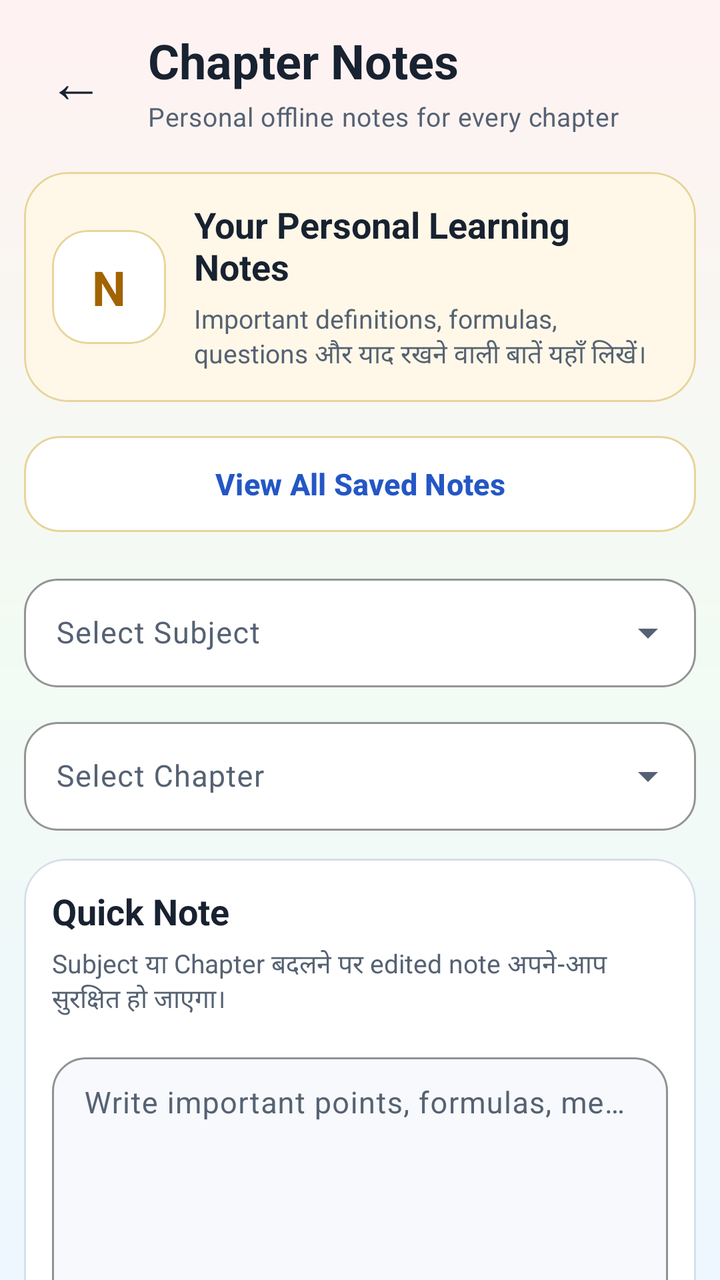
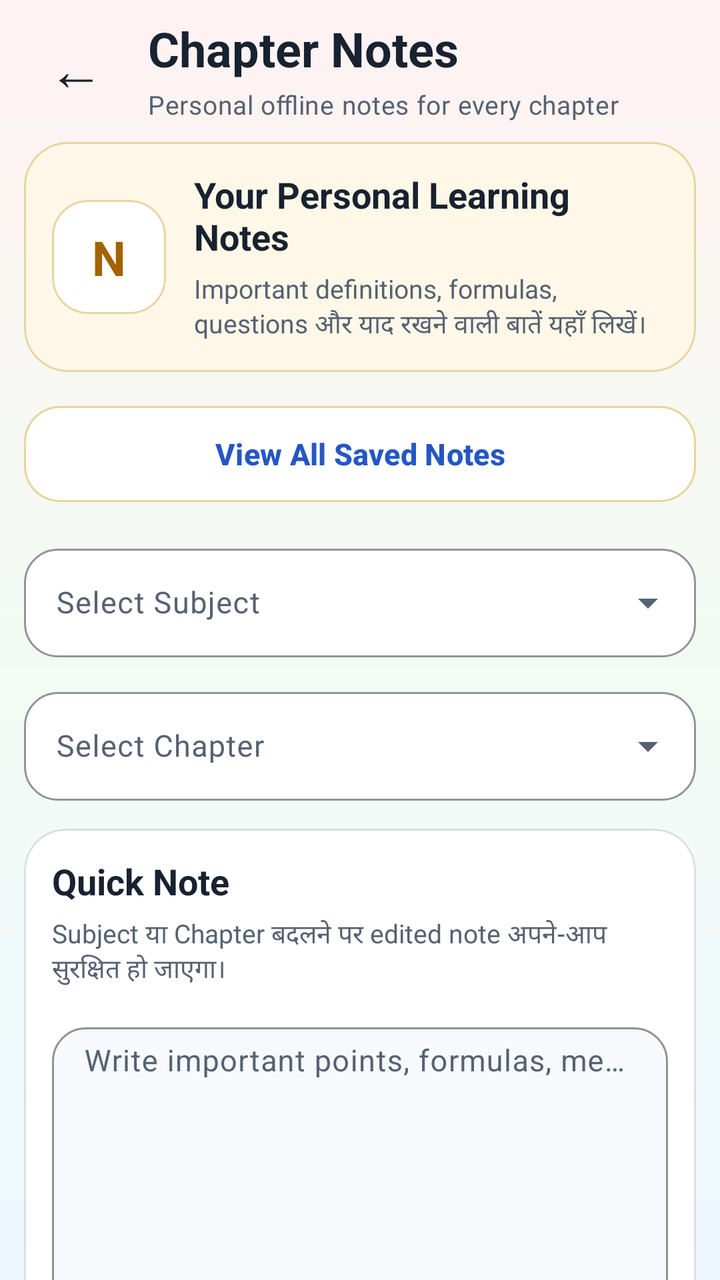

The first picture is an Android layout as it rendered before a commit; the second is the same layout after the commit. The layout source and the unified diff follow.
<!-- AndroidManifest.xml: application theme Theme.StudySaathi -->
<!-- res/layout/activity_chapter_notes.xml -->
<?xml version="1.0" encoding="utf-8"?>
<androidx.coordinatorlayout.widget.CoordinatorLayout xmlns:android="http://schemas.android.com/apk/res/android"
    xmlns:app="http://schemas.android.com/apk/res-auto"
    android:id="@+id/chapterNotesRoot"
    android:layout_width="match_parent"
    android:layout_height="match_parent"
    android:background="@drawable/bg_app_soft_mix">

    <androidx.core.widget.NestedScrollView
        android:id="@+id/contentChapterNotes"
        android:layout_width="match_parent"
        android:layout_height="match_parent"
        android:clipToPadding="false"
        android:fillViewport="true"
        android:overScrollMode="never">

        <LinearLayout
            android:layout_width="match_parent"
            android:layout_height="wrap_content"
            android:orientation="vertical"
            android:paddingStart="12dp"
            android:paddingTop="14dp"
            android:paddingEnd="12dp"
            android:paddingBottom="12dp">

            <LinearLayout
                android:layout_width="match_parent"
                android:layout_height="wrap_content"
                android:gravity="center_vertical"
                android:orientation="horizontal">

                <com.google.android.material.button.MaterialButton
                    android:id="@+id/buttonBack"
                    style="@style/Widget.Material3.Button.TextButton"
                    android:layout_width="52dp"
                    android:layout_height="52dp"
                    android:contentDescription="@string/back"
                    android:insetLeft="0dp"
                    android:insetTop="0dp"
                    android:insetRight="0dp"
                    android:insetBottom="0dp"
                    android:minWidth="0dp"
                    android:text="←"
                    android:textColor="@color/ss_text_primary"
                    android:textSize="28sp"
                    app:cornerRadius="16dp" />

                <LinearLayout
                    android:layout_width="0dp"
                    android:layout_height="wrap_content"
                    android:layout_marginStart="10dp"
                    android:layout_weight="1"
                    android:orientation="vertical">

                    <TextView
                        style="@style/TextAppearance.StudySaathi.Heading"
                        android:layout_width="match_parent"
                        android:layout_height="wrap_content"
                        android:text="@string/chapter_notes_title"
                        android:textSize="24sp" />

                    <TextView
                        android:id="@+id/textNotesStudent"
                        style="@style/TextAppearance.StudySaathi.Body"
                        android:layout_width="match_parent"
                        android:layout_height="wrap_content"
                        android:layout_marginTop="3dp"
                        android:text="@string/chapter_notes_subtitle"
                        android:textSize="13sp" />

                </LinearLayout>

            </LinearLayout>

            <com.google.android.material.card.MaterialCardView
                android:layout_width="match_parent"
                android:layout_height="wrap_content"
                android:layout_marginTop="19dp"
                app:cardBackgroundColor="@color/ss_yellow_soft"
                app:cardCornerRadius="22dp"
                app:cardElevation="0dp"
                app:strokeColor="@color/ss_yellow_border"
                app:strokeWidth="1dp">

                <LinearLayout
                    android:layout_width="match_parent"
                    android:layout_height="wrap_content"
                    android:gravity="center_vertical"
                    android:orientation="horizontal"
                    android:padding="14dp">

                    <com.google.android.material.card.MaterialCardView
                        android:layout_width="57dp"
                        android:layout_height="57dp"
                        app:cardBackgroundColor="@color/ss_surface"
                        app:cardCornerRadius="18dp"
                        app:cardElevation="0dp"
                        app:strokeColor="@color/ss_yellow_border"
                        app:strokeWidth="1dp">

                        <TextView
                            android:layout_width="match_parent"
                            android:layout_height="match_parent"
                            android:fontFamily="sans-serif-rounded"
                            android:gravity="center"
                            android:text="N"
                            android:textColor="@color/ss_warning"
                            android:textSize="24sp"
                            android:textStyle="bold" />

                    </com.google.android.material.card.MaterialCardView>

                    <LinearLayout
                        android:layout_width="0dp"
                        android:layout_height="wrap_content"
                        android:layout_marginStart="14dp"
                        android:layout_weight="1"
                        android:orientation="vertical">

                        <TextView
                            android:layout_width="match_parent"
                            android:layout_height="wrap_content"
                            android:fontFamily="sans-serif-rounded"
                            android:text="@string/chapter_notes_card_title"
                            android:textColor="@color/ss_text_primary"
                            android:textSize="18sp"
                            android:textStyle="bold" />

                        <TextView
                            android:layout_width="match_parent"
                            android:layout_height="wrap_content"
                            android:layout_marginTop="5dp"
                            android:fontFamily="sans-serif"
                            android:lineSpacingExtra="2dp"
                            android:text="@string/chapter_notes_card_description"
                            android:textColor="@color/ss_text_secondary"
                            android:textSize="13sp" />

                    </LinearLayout>

                </LinearLayout>

            </com.google.android.material.card.MaterialCardView>

            <com.google.android.material.button.MaterialButton
                android:id="@+id/buttonViewAllNotes"
                style="@style/Widget.StudySaathi.Button.Outlined"
                android:layout_width="match_parent"
                android:layout_height="wrap_content"
                android:layout_marginTop="13dp"
                android:enabled="false"
                android:text="@string/chapter_notes_view_all"
                android:textAllCaps="false"
                android:textSize="15sp"
                app:backgroundTint="@color/ss_surface"
                app:strokeColor="@color/ss_yellow_border" />

            <com.google.android.material.textfield.TextInputLayout
                style="@style/Widget.Material3.TextInputLayout.OutlinedBox.ExposedDropdownMenu"
                android:layout_width="match_parent"
                android:layout_height="wrap_content"
                android:layout_marginTop="14dp"
                android:hint="@string/chapter_notes_subject_label"
                app:boxBackgroundColor="@color/ss_surface"
                app:boxCornerRadiusBottomEnd="17dp"
                app:boxCornerRadiusBottomStart="17dp"
                app:boxCornerRadiusTopEnd="17dp"
                app:boxCornerRadiusTopStart="17dp"
                app:boxStrokeColor="@color/ss_primary">

                <com.google.android.material.textfield.MaterialAutoCompleteTextView
                    android:id="@+id/dropdownNoteSubject"
                    android:layout_width="match_parent"
                    android:layout_height="wrap_content"
                    android:dropDownHeight="320dp"
                    android:popupElevation="8dp"
                    android:popupBackground="@drawable/bg_professional_dropdown_popup"
                    android:dropDownVerticalOffset="6dp"
                    android:fontFamily="sans-serif"
                    android:inputType="none"
                    android:textColor="@color/ss_text_primary"
                    android:textSize="15sp" />

            </com.google.android.material.textfield.TextInputLayout>

            <com.google.android.material.textfield.TextInputLayout
                style="@style/Widget.Material3.TextInputLayout.OutlinedBox.ExposedDropdownMenu"
                android:layout_width="match_parent"
                android:layout_height="wrap_content"
                android:layout_marginTop="12dp"
                android:hint="@string/chapter_notes_chapter_label"
                app:boxBackgroundColor="@color/ss_surface"
                app:boxCornerRadiusBottomEnd="17dp"
                app:boxCornerRadiusBottomStart="17dp"
                app:boxCornerRadiusTopEnd="17dp"
                app:boxCornerRadiusTopStart="17dp"
                app:boxStrokeColor="@color/ss_primary">

                <com.google.android.material.textfield.MaterialAutoCompleteTextView
                    android:id="@+id/dropdownNoteChapter"
                    android:layout_width="match_parent"
                    android:layout_height="wrap_content"
                    android:dropDownHeight="320dp"
                    android:popupElevation="8dp"
                    android:popupBackground="@drawable/bg_professional_dropdown_popup"
                    android:dropDownVerticalOffset="6dp"
                    android:fontFamily="sans-serif"
                    android:inputType="none"
                    android:textColor="@color/ss_text_primary"
                    android:textSize="15sp" />

            </com.google.android.material.textfield.TextInputLayout>

            <com.google.android.material.card.MaterialCardView
                android:id="@+id/cardNoteEditor"
                android:layout_width="match_parent"
                android:layout_height="wrap_content"
                android:layout_marginTop="14dp"
                app:cardBackgroundColor="@color/ss_surface"
                app:cardCornerRadius="21dp"
                app:cardElevation="0dp"
                app:strokeColor="@color/ss_outline"
                app:strokeWidth="1dp">

                <LinearLayout
                    android:layout_width="match_parent"
                    android:layout_height="wrap_content"
                    android:orientation="vertical"
                    android:padding="14dp">

                    <TextView
                        android:layout_width="match_parent"
                        android:layout_height="wrap_content"
                        android:fontFamily="sans-serif-rounded"
                        android:text="@string/chapter_notes_editor_title"
                        android:textColor="@color/ss_text_primary"
                        android:textSize="18sp"
                        android:textStyle="bold" />

                    <TextView
                        android:layout_width="match_parent"
                        android:layout_height="wrap_content"
                        android:layout_marginTop="5dp"
                        android:fontFamily="sans-serif"
                        android:text="@string/chapter_notes_editor_description"
                        android:textColor="@color/ss_text_secondary"
                        android:textSize="13sp" />

                    <com.google.android.material.textfield.TextInputLayout
                        style="@style/Widget.Material3.TextInputLayout.OutlinedBox"
                        android:layout_width="match_parent"
                        android:layout_height="wrap_content"
                        android:layout_marginTop="14dp"
                        android:hint="@string/chapter_notes_hint"
                        app:boxBackgroundColor="@color/ss_background"
                        app:boxCornerRadiusBottomEnd="17dp"
                        app:boxCornerRadiusBottomStart="17dp"
                        app:boxCornerRadiusTopEnd="17dp"
                        app:boxCornerRadiusTopStart="17dp"
                        app:boxStrokeColor="@color/ss_primary">

                        <com.google.android.material.textfield.TextInputEditText
                            android:id="@+id/editChapterNote"
                            android:layout_width="match_parent"
                            android:layout_height="230dp"
                            android:fontFamily="sans-serif"
                            android:gravity="start|top"
                            android:inputType="textCapSentences|textMultiLine"
                            android:maxLength="3000"
                            android:paddingTop="14dp"
                            android:scrollbars="vertical"
                            android:textColor="@color/ss_text_primary"
                            android:textSize="15sp" />

                    </com.google.android.material.textfield.TextInputLayout>

                    <TextView
                        android:id="@+id/textNoteCharacterCount"
                        android:layout_width="match_parent"
                        android:layout_height="wrap_content"
                        android:layout_marginTop="7dp"
                        android:fontFamily="sans-serif"
                        android:gravity="end"
                        android:text="0 / 3000"
                        android:textColor="@color/ss_text_muted"
                        android:textSize="11sp" />

                    <com.google.android.material.button.MaterialButton
                        android:id="@+id/buttonSaveNote"
                        style="@style/Widget.StudySaathi.Button.Primary"
                        android:layout_width="match_parent"
                        android:layout_height="wrap_content"
                        android:layout_marginTop="15dp"
                        android:text="@string/chapter_notes_save"
                        android:textAllCaps="false"
                        android:textSize="15sp" />

                    <LinearLayout
                        android:layout_width="match_parent"
                        android:layout_height="wrap_content"
                        android:layout_marginTop="11dp"
                        android:orientation="horizontal">

                        <com.google.android.material.button.MaterialButton
                            android:id="@+id/buttonClearNote"
                            style="@style/Widget.StudySaathi.Button.Outlined"
                            android:layout_width="0dp"
                            android:layout_height="wrap_content"
                            android:layout_marginEnd="6dp"
                            android:layout_weight="1"
                            android:text="@string/chapter_notes_clear"
                            android:textAllCaps="false"
                            android:textColor="@color/ss_error"
                            app:backgroundTint="@color/ss_red_soft"
                            app:strokeColor="@color/ss_red_border" />

                        <com.google.android.material.button.MaterialButton
                            android:id="@+id/buttonOpenLesson"
                            style="@style/Widget.StudySaathi.Button.Outlined"
                            android:layout_width="0dp"
                            android:layout_height="wrap_content"
                            android:layout_marginStart="6dp"
                            android:layout_weight="1"
                            android:text="@string/chapter_notes_open_lesson"
                            android:textAllCaps="false" />

                    </LinearLayout>

                </LinearLayout>

            </com.google.android.material.card.MaterialCardView>

            <com.google.android.material.card.MaterialCardView
                android:id="@+id/cardNotesUnavailable"
                android:layout_width="match_parent"
                android:layout_height="wrap_content"
                android:layout_marginTop="14dp"
                android:visibility="gone"
                app:cardBackgroundColor="@color/ss_surface"
                app:cardCornerRadius="21dp"
                app:cardElevation="0dp"
                app:strokeColor="@color/ss_outline"
                app:strokeWidth="1dp">

                <TextView
                    android:id="@+id/textNotesUnavailable"
                    android:layout_width="match_parent"
                    android:layout_height="wrap_content"
                    android:fontFamily="sans-serif"
                    android:gravity="center"
                    android:lineSpacingExtra="2dp"
                    android:padding="12dp"
                    android:text="@string/chapter_notes_no_chapters"
                    android:textColor="@color/ss_text_secondary"
                    android:textSize="14sp" />

            </com.google.android.material.card.MaterialCardView>

        </LinearLayout>

    </androidx.core.widget.NestedScrollView>

    <com.google.android.material.progressindicator.CircularProgressIndicator
        android:id="@+id/progressChapterNotes"
        android:layout_width="48dp"
        android:layout_height="48dp"
        android:layout_gravity="center"
        android:visibility="gone"
        app:indicatorColor="@color/ss_primary"
        app:indicatorSize="48dp"
        app:trackColor="@color/ss_blue_soft"
        app:trackThickness="5dp" />

</androidx.coordinatorlayout.widget.CoordinatorLayout>
<!-- resources referenced by this layout -->
<resources>
  <color name="ss_background">#F7F9FC</color>
  <color name="ss_blue_soft">#EAF2FF</color>
  <color name="ss_error">#BA1A1A</color>
  <color name="ss_outline">#D6DEE9</color>
  <color name="ss_primary">#2457C5</color>
  <color name="ss_red_border">#E9BDBD</color>
  <color name="ss_red_soft">#FFF0F0</color>
  <color name="ss_surface">#FFFFFF</color>
  <color name="ss_text_muted">#7B8797</color>
  <color name="ss_text_primary">#182230</color>
  <color name="ss_text_secondary">#566273</color>
  <color name="ss_warning">#A26300</color>
  <color name="ss_yellow_border">#E8D49B</color>
  <color name="ss_yellow_soft">#FFF8E8</color>
  <!-- drawable bg_app_soft_mix (drawable) -->
  <?xml version="1.0" encoding="utf-8"?>
  <shape xmlns:android="http://schemas.android.com/apk/res/android"
      android:shape="rectangle">
  
      <gradient
          android:angle="270"
          android:centerColor="#F2FBF3"
          android:endColor="#EEF7FF"
          android:startColor="#FFF2F2"
          android:type="linear" />
  
  </shape>
  <string name="back">Back</string>
  <string name="chapter_notes_card_description">
          Important definitions, formulas, questions और याद रखने वाली बातें यहाँ लिखें।
      </string>
  <string name="chapter_notes_card_title">
          Your Personal Learning Notes
      </string>
  <string name="chapter_notes_chapter_label">
          Select Chapter
      </string>
  <string name="chapter_notes_clear">
          Clear Note
      </string>
  <string name="chapter_notes_editor_description">
          Subject या Chapter बदलने पर edited note अपने-आप सुरक्षित हो जाएगा।
      </string>
  <string name="chapter_notes_editor_title">
          Quick Note
      </string>
  <string name="chapter_notes_hint">
          Write important points, formulas, meanings or questions…
      </string>
  <string name="chapter_notes_no_chapters">
          चुने हुए Subject के chapters अभी उपलब्ध नहीं हैं।
      </string>
  <string name="chapter_notes_open_lesson">
          Open Lesson
      </string>
  <string name="chapter_notes_save">
          Save Note
      </string>
  <string name="chapter_notes_subject_label">
          Select Subject
      </string>
  <string name="chapter_notes_subtitle">
          Personal offline notes for every chapter
      </string>
  <string name="chapter_notes_title">
          Chapter Notes
      </string>
  <string name="chapter_notes_view_all">
          View All Saved Notes
      </string>
  <style name="TextAppearance.StudySaathi.Body" parent="TextAppearance.Material3.BodyMedium">
          <item name="android:fontFamily">sans-serif</item>
          <item name="fontFamily">sans-serif</item>
          <item name="android:textColor">@color/ss_text_secondary</item>
      </style>
  <style name="TextAppearance.StudySaathi.Heading" parent="TextAppearance.Material3.HeadlineSmall">
          <item name="android:fontFamily">sans-serif-rounded</item>
          <item name="fontFamily">sans-serif-rounded</item>
          <item name="android:textStyle">bold</item>
          <item name="android:textColor">@color/ss_text_primary</item>
      </style>
  <style name="Widget.StudySaathi.Button.Primary" parent="Widget.Material3.Button">
          <item name="cornerRadius">18dp</item>
          <item name="android:minHeight">56dp</item>
          <item name="android:textStyle">bold</item>
          <item name="backgroundTint">@color/ss_primary</item>
          <item name="android:textColor">@color/ss_on_primary</item>
      </style>
  <color name="ss_outline_strong">#B9C5D5</color>
  <color name="ss_on_primary">#FFFFFF</color>
  <color name="ss_primary_dark">#173F99</color>
  <color name="ss_secondary">#087F8C</color>
  <color name="ss_on_secondary">#FFFFFF</color>
  <color name="ss_teal_soft">#EAF8F8</color>
  <color name="ss_tertiary">#8A5A00</color>
  <color name="ss_on_tertiary">#FFFFFF</color>
  <color name="ss_surface_soft">#F0F4FA</color>
  <color name="white">#FFFFFFFF</color>
  <!-- unchanged entries left out for length: 3 -->
</resources>

<!-- the commit's change to res/layout/activity_chapter_notes.xml (unified diff, before → after) -->
@@ -19,7 +19,7 @@
             android:layout_height="wrap_content"
             android:orientation="vertical"
             android:paddingStart="12dp"
-            android:paddingTop="14dp"
+            android:paddingTop="8dp"
             android:paddingEnd="12dp"
             android:paddingBottom="12dp">
 
@@ -75,7 +75,7 @@
             <com.google.android.material.card.MaterialCardView
                 android:layout_width="match_parent"
                 android:layout_height="wrap_content"
-                android:layout_marginTop="19dp"
+                android:layout_marginTop="10dp"
                 app:cardBackgroundColor="@color/ss_yellow_soft"
                 app:cardCornerRadius="22dp"
                 app:cardElevation="0dp"
@@ -267,7 +267,7 @@
                             android:gravity="start|top"
                             android:inputType="textCapSentences|textMultiLine"
                             android:maxLength="3000"
-                            android:paddingTop="14dp"
+                            android:paddingTop="8dp"
                             android:scrollbars="vertical"
                             android:textColor="@color/ss_text_primary"
                             android:textSize="15sp" />
